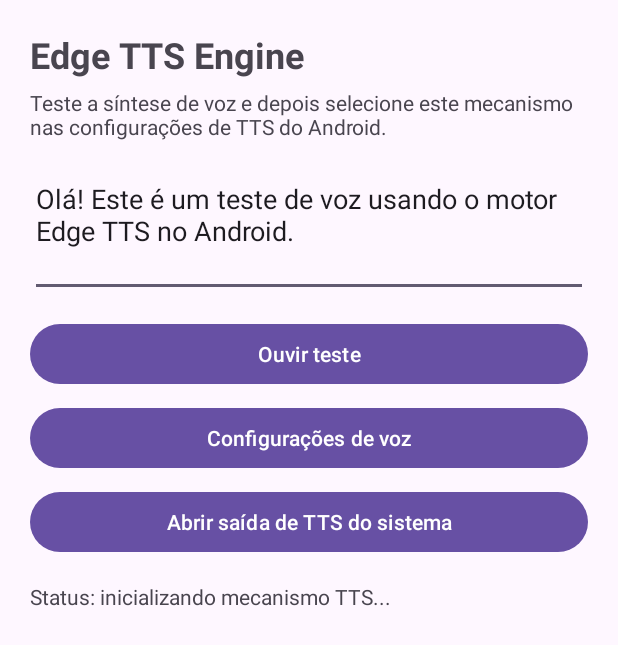
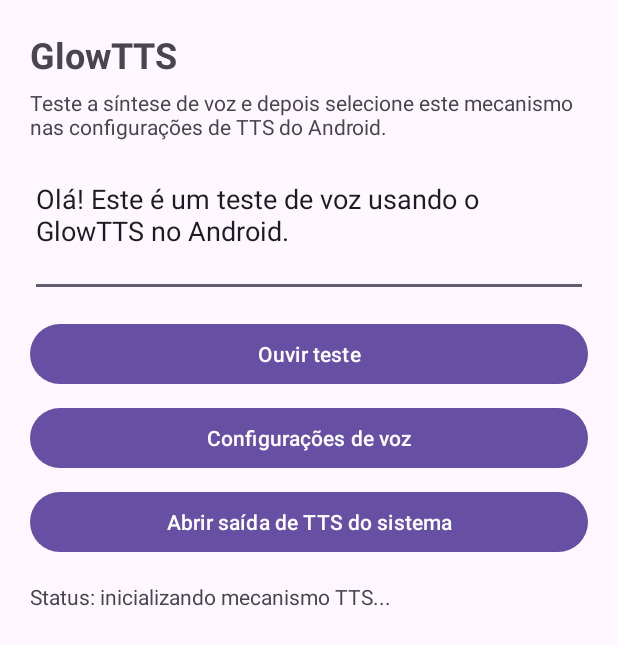
Before and after one commit to lovelydaymydear/GlowTTS, an Android app: the screen it shows after launch (MainActivity), on a phone screen of 412 x 824 dp. Shown: the top 645 px of the screen. Run offline under Robolectric (Android 15) with nearby library versions, the phone set to English and light mode, and no system bars.

Commit message:
Update activity_main.xml

```diff
--- a/app/src/main/res/layout/activity_main.xml
+++ b/app/src/main/res/layout/activity_main.xml
@@ -12,7 +12,7 @@
         <TextView
             android:layout_width="match_parent"
             android:layout_height="wrap_content"
-            android:text="Edge TTS Engine"
+            android:text="GlowTTS"
             android:textSize="24sp"
             android:textStyle="bold" />
 
@@ -32,7 +32,7 @@
             android:hint="Digite um texto para ouvir..."
             android:inputType="textMultiLine"
             android:minLines="3"
-            android:text="Olá! Este é um teste de voz usando o motor Edge TTS no Android." />
+            android:text="Olá! Este é um teste de voz usando o GlowTTS no Android." />
 
         <Button
             android:id="@+id/btnSpeak"
```
